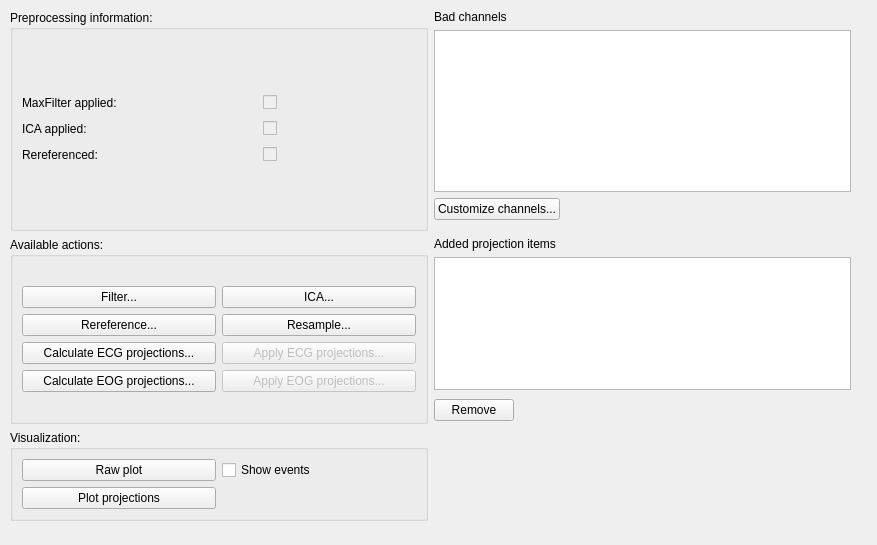
Above: designer_ui_files/mainWindowTabPreprocessingUi.ui from cibr-jyu/meggie before the change. Below: the same form after it.
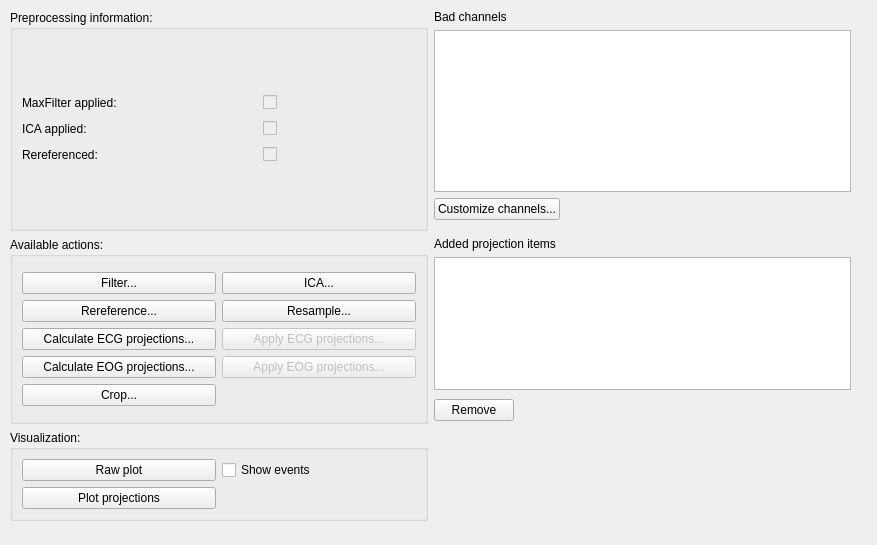
That is the form after the change.

```diff
--- a/designer_ui_files/mainWindowTabPreprocessingUi.ui
+++ b/designer_ui_files/mainWindowTabPreprocessingUi.ui
@@ -101,6 +101,13 @@
              </property>
             </widget>
            </item>
+           <item row="4" column="0">
+            <widget class="QPushButton" name="pushButtonCrop">
+             <property name="text">
+              <string>Crop...</string>
+             </property>
+            </widget>
+           </item>
           </layout>
          </item>
         </layout>
```
